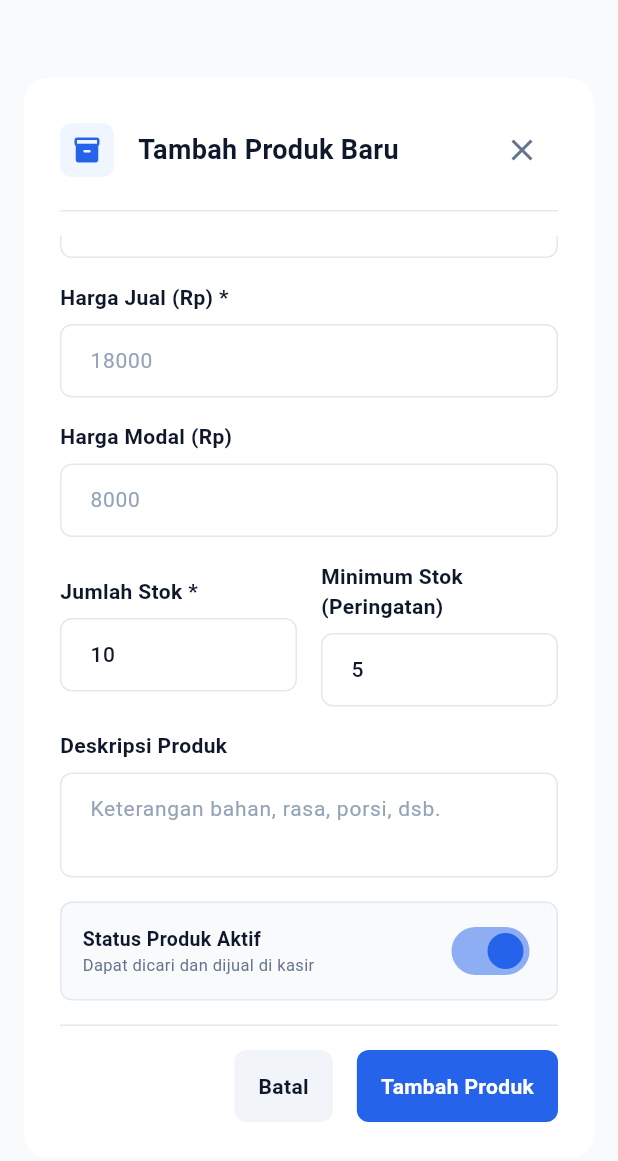
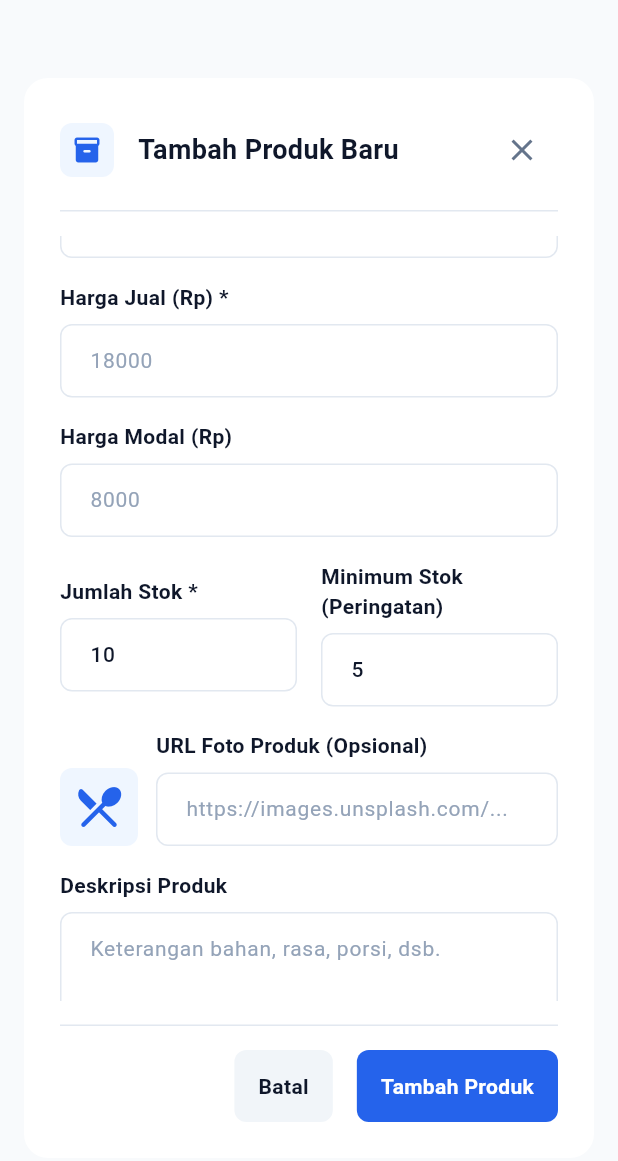
Before and after one commit to Poorskill/KasirKu, a Flutter app: the ProductFormDialog widget shown alone on an empty page, opened directly, scrolled down 247 dp, on a phone screen of 412 x 824 dp. Shown: the top 1161 px of the screen. Run offline on Flutter 3.47's test engine with Material 3 defaults, Android fonts, the phone set to English and light mode, and no system bars; our stand-ins replace cloud_firestore, firebase_auth, firebase_core, fl_chart, flutter_riverpod, go_router; accounts and stored records are empty; Roboto replaces fonts that are missing (Plus Jakarta Sans).

Commit message:
feat: add product photos, dynamic image rendering, and live preview in dialog

```diff
--- /dev/null
+++ b/lib/core/widgets/app_product_image.dart
@@ -0,0 +1,69 @@
+import 'package:flutter/material.dart';
+import '../constants/app_colors.dart';
+
+class AppProductImage extends StatelessWidget {
+  final String? imageUrl;
+  final double? width;
+  final double? height;
+  final double borderRadius;
+  final IconData fallbackIcon;
+  final Color? backgroundColor;
+
+  const AppProductImage({
+    super.key,
+    this.imageUrl,
+    this.width,
+    this.height,
+    this.borderRadius = 8.0,
+    this.fallbackIcon = Icons.restaurant_menu_rounded,
+    this.backgroundColor,
+  });
+
+  @override
+  Widget build(BuildContext context) {
+    final hasUrl = imageUrl != null && imageUrl!.trim().isNotEmpty;
+
+    return ClipRRect(
+      borderRadius: BorderRadius.circular(borderRadius),
+      child: Container(
+        width: width,
+        height: height,
+        color: backgroundColor ?? AppColors.primaryLight,
+        child: hasUrl
+            ? Image.network(
+                imageUrl!.trim(),
+                fit: BoxFit.cover,
+                loadingBuilder: (context, child, loadingProgress) {
+                  if (loadingProgress == null) return child;
+                  return Center(
+                    child: SizedBox(
+                      width: 18,
+                      height: 18,
+                      child: CircularProgressIndicator(
+                        strokeWidth: 2,
+                        value: loadingProgress.expectedTotalBytes != null
+                            ? loadingProgress.cumulativeBytesLoaded /
+                                loadingProgress.expectedTotalBytes!
+                            : null,
+                        color: AppColors.primary,
+                      ),
+                    ),
+                  );
+                },
+                errorBuilder: (context, error, stackTrace) => _fallbackWidget(),
+              )
+            : _fallbackWidget(),
+      ),
+    );
+  }
+
+  Widget _fallbackWidget() {
+    return Center(
+      child: Icon(
+        fallbackIcon,
+        size: (height != null && height! <= 50) ? 22 : 36,
+        color: AppColors.primary,
+      ),
+    );
+  }
+}
--- a/lib/features/products/presentation/product_form_dialog.dart
+++ b/lib/features/products/presentation/product_form_dialog.dart
@@ -3,6 +3,7 @@ import 'package:flutter_riverpod/flutter_riverpod.dart';
 import '../../../core/constants/app_colors.dart';
 import '../../../core/constants/app_dimensions.dart';
 import '../../../core/widgets/app_button.dart';
+import '../../../core/widgets/app_product_image.dart';
 import '../../../core/widgets/app_text_field.dart';
 import '../../../models/category.dart';
 import '../../../models/product.dart';
@@ -35,6 +36,7 @@ class _ProductFormDialogState extends ConsumerState<ProductFormDialog> {
   late TextEditingController _stockController;
   late TextEditingController _minStockController;
   late TextEditingController _descController;
+  late TextEditingController _imageUrlController;
   String _selectedCategory = 'cat-makanan';
   bool _isActive = true;
 
@@ -55,6 +57,7 @@ class _ProductFormDialogState extends ConsumerState<ProductFormDialog> {
     _minStockController = TextEditingController(
         text: p != null ? p.minimumStock.toString() : '5');
     _descController = TextEditingController(text: p?.description ?? '');
+    _imageUrlController = TextEditingController(text: p?.imageUrl ?? '');
     _isActive = p?.isActive ?? true;
     if (p != null && p.categoryId.isNotEmpty) {
       _selectedCategory = p.categoryId;
@@ -75,6 +78,7 @@ class _ProductFormDialogState extends ConsumerState<ProductFormDialog> {
     _stockController.dispose();
     _minStockController.dispose();
     _descController.dispose();
+    _imageUrlController.dispose();
     super.dispose();
   }
 
@@ -91,6 +95,9 @@ class _ProductFormDialogState extends ConsumerState<ProductFormDialog> {
       costPrice: double.tryParse(_costPriceController.text) ?? 0.0,
       stock: int.tryParse(_stockController.text) ?? 0,
       minimumStock: int.tryParse(_minStockController.text) ?? 5,
+      imageUrl: _imageUrlController.text.trim().isEmpty
+          ? null
+          : _imageUrlController.text.trim(),
       description: _descController.text.trim(),
       isActive: _isActive,
       createdAt: widget.productToEdit?.createdAt ?? now,
@@ -345,6 +352,31 @@ class _ProductFormDialogState extends ConsumerState<ProductFormDialog> {
                         ),
                         const SizedBox(height: AppDimensions.spaceSm),
 
+                        // Foto Produk URL + Preview
+                        Row(
+                          crossAxisAlignment: CrossAxisAlignment.end,
+                          children: [
+                            AppProductImage(
+                              imageUrl: _imageUrlController.text.trim().isEmpty
+                                  ? null
+                                  : _imageUrlController.text.trim(),
+                              width: 52,
+                              height: 52,
+                              borderRadius: 8,
+                            ),
+                            const SizedBox(width: 12),
+                            Expanded(
+                              child: AppTextField(
+                                label: 'URL Foto Produk (Opsional)',
+                                hint: 'https://images.unsplash.com/...',
+                                controller: _imageUrlController,
+                                onChanged: (_) => setState(() {}),
+                              ),
+                            ),
+                          ],
+                        ),
+                        const SizedBox(height: AppDimensions.spaceSm),
+
                         // Deskripsi
                         AppTextField(
                           label: 'Deskripsi Produk',
--- a/lib/repositories/product_repository.dart
+++ b/lib/repositories/product_repository.dart
@@ -51,6 +51,8 @@ class HybridProductRepository implements ProductRepository {
         stock: 35,
         minimumStock: 10,
         isActive: true,
+        imageUrl:
+            'https://images.unsplash.com/photo-1541167760496-1628856ab772?w=500&auto=format&fit=crop&q=80',
         description: 'Espresso dengan susu segar dan gula aren asli',
         createdAt: now.subtract(const Duration(days: 30)),
         updatedAt: now,
@@ -65,6 +67,8 @@ class HybridProductRepository implements ProductRepository {
         stock: 80,
         minimumStock: 15,
         isActive: true,
+        imageUrl:
+            'https://images.unsplash.com/photo-1556679343-c7306c1976bc?w=500&auto=format&fit=crop&q=80',
         description: 'Teh melati manis segar dingin',
         createdAt: now.subtract(const Duration(days: 28)),
         updatedAt: now,
@@ -79,6 +83,8 @@ class HybridProductRepository implements ProductRepository {
         stock: 18,
         minimumStock: 5,
         isActive: true,
+        imageUrl:
+            'https://images.unsplash.com/photo-1612927601601-6638404737ce?w=500&auto=format&fit=crop&q=80',
         description: 'Mie goreng komplit dengan telur, ayam suwir, dan sayuran',
         createdAt: now.subtract(const Duration(days: 25)),
         updatedAt: now,
@@ -93,6 +99,8 @@ class HybridProductRepository implements ProductRepository {
         stock: 7,
         minimumStock: 10,
         isActive: true,
+        imageUrl:
+            'https://images.unsplash.com/photo-1584776296944-ab6fb57b0bdd?w=500&auto=format&fit=crop&q=80',
         description: 'Roti bakar lezat dengan taburan cokelat melimpah dan keju parut',
         createdAt: now.subtract(const Duration(days: 20)),
         updatedAt: now,
@@ -107,6 +115,8 @@ class HybridProductRepository implements ProductRepository {
         stock: 50,
         minimumStock: 12,
         isActive: true,
+        imageUrl:
+            'https://images.unsplash.com/photo-1548839140-29a749e1bc4e?w=500&auto=format&fit=crop&q=80',
         description: 'Air mineral pegunungan dalam kemasan botol',
         createdAt: now.subtract(const Duration(days: 15)),
         updatedAt: now,
@@ -121,6 +131,8 @@ class HybridProductRepository implements ProductRepository {
         stock: 4,
         minimumStock: 8,
         isActive: true,
+        imageUrl:
+            'https://images.unsplash.com/photo-1528735602780-2552fd46c7af?w=500&auto=format&fit=crop&q=80',
         description: 'Pisang raja goreng renyah dengan susu kental manis',
         createdAt: now.subtract(const Duration(days: 10)),
         updatedAt: now,
@@ -135,6 +147,8 @@ class HybridProductRepository implements ProductRepository {
         stock: 0,
         minimumStock: 5,
         isActive: true,
+        imageUrl:
+            'https://images.unsplash.com/photo-1603133872878-684f208fb84b?w=500&auto=format&fit=crop&q=80',
         description: 'Nasi goreng bumbu terasi tradisional dengan telur ceplok',
         createdAt: now.subtract(const Duration(days: 8)),
         updatedAt: now,
@@ -149,6 +163,8 @@ class HybridProductRepository implements ProductRepository {
         stock: 22,
         minimumStock: 8,
         isActive: true,
+        imageUrl:
+            'https://images.unsplash.com/photo-1514432324607-a09d9b4aefdd?w=500&auto=format&fit=crop&q=80',
         description: 'Double shot espresso dengan air panas',
         createdAt: now.subtract(const Duration(days: 5)),
         updatedAt: now,
```
Also changed, not shown: lib/features/pos/presentation/pos_screen.dart (+33 -15 lines), lib/features/products/presentation/product_list_screen.dart (+11 -24 lines), 2 other files.
